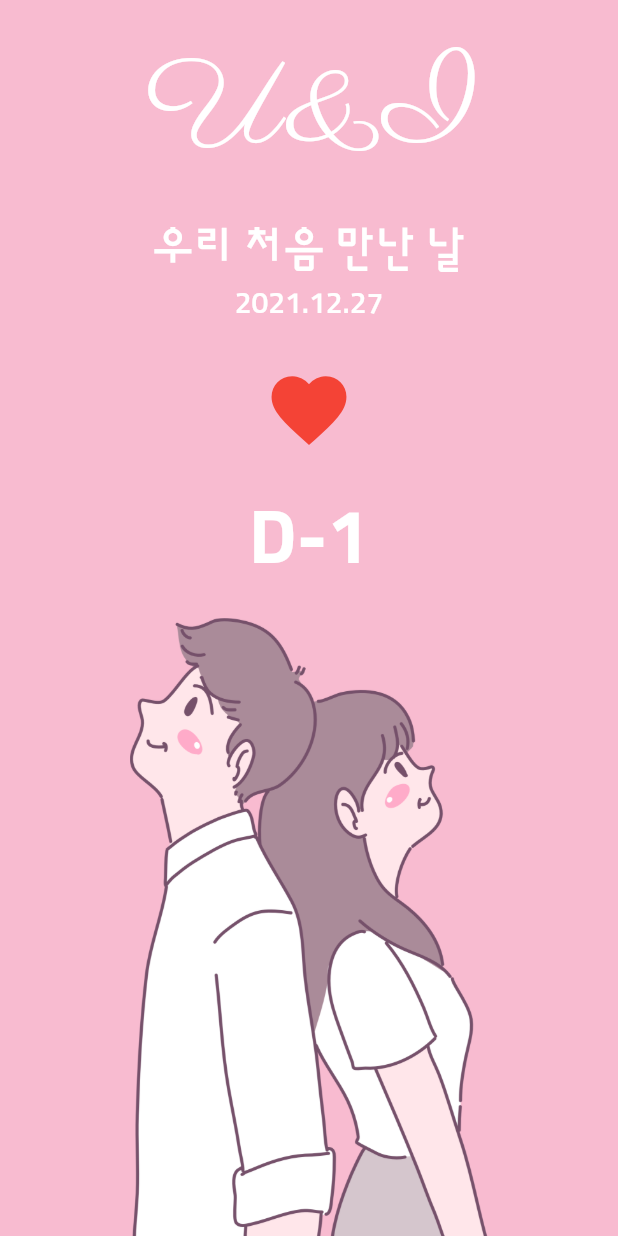
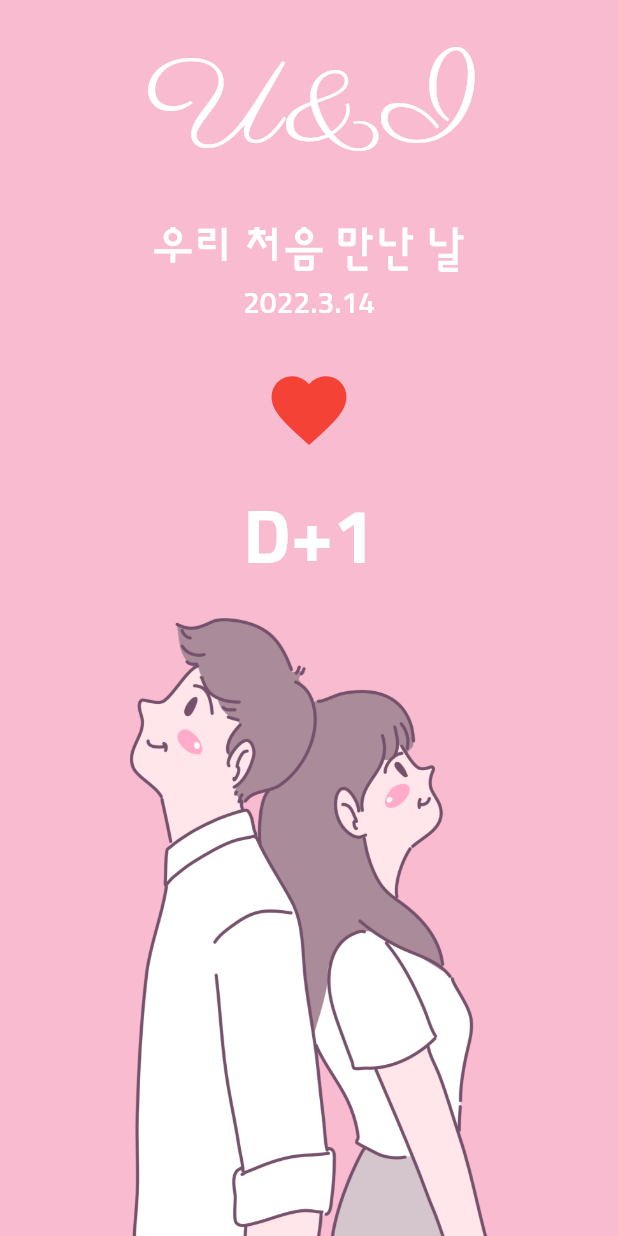
Before and after one commit to mccormick84/flutter_d-day_practice, a Flutter app: the screen it shows after launch, on a phone screen of 412 x 824 dp. Run offline on Flutter 3.47's test engine with Material 2 defaults, Android fonts, the phone set to English and light mode, and no system bars.

Commit message:
프로젝트 완성

```diff
--- a/lib/screen/home_screen.dart
+++ b/lib/screen/home_screen.dart
@@ -1,3 +1,4 @@
+import 'package:flutter/cupertino.dart';
 import 'package:flutter/material.dart';
 import 'package:flutter/services.dart';
 
@@ -9,6 +10,12 @@ class HomeScreen extends StatefulWidget {
 }
 
 class _HomeScreenState extends State<HomeScreen> {
+  DateTime selectedDate = DateTime(
+    DateTime.now().year,
+    DateTime.now().month,
+    DateTime.now().day,
+  );
+
   @override
   Widget build(BuildContext context) {
     SystemChrome.setSystemUIOverlayStyle(SystemUiOverlayStyle.dark);
@@ -17,11 +24,14 @@ class _HomeScreenState extends State<HomeScreen> {
       backgroundColor: Colors.pink[100],
       body: SafeArea(
         bottom: false,
-        child: Container(
+        child: SizedBox(
           width: MediaQuery.of(context).size.width,
           child: Column(
             children: [
-              _TopPart(),
+              _TopPart(
+                selectedDate: selectedDate,
+                onPressed: onHeartPressed,
+              ),
               _BottomPart(),
             ],
           ),
@@ -29,52 +39,89 @@ class _HomeScreenState extends State<HomeScreen> {
       ),
     );
   }
+
+  void onHeartPressed() {
+    final DateTime now = DateTime.now();
+
+    showCupertinoDialog(
+        context: context,
+        // 다이얼로그 바깥을 누르면 닫을 수 있도록 함
+        barrierDismissible: true,
+        builder: (BuildContext context) {
+          return Align(
+            alignment: Alignment.bottomCenter,
+            child: Container(
+              color: Colors.white,
+              height: 300,
+              child: CupertinoDatePicker(
+                initialDateTime: selectedDate,
+                mode: CupertinoDatePickerMode.date,
+                maximumDate: DateTime(now.year, now.month, now.day),
+                onDateTimeChanged: (DateTime date) {
+                  setState(() {
+                    selectedDate = date;
+                  });
+                },
+              ),
+            ),
+          );
+        });
+  }
 }
 
 class _TopPart extends StatelessWidget {
-  const _TopPart({Key? key}) : super(key: key);
+  final DateTime selectedDate;
+  final VoidCallback onPressed;
+
+  _TopPart({
+    required this.selectedDate,
+    required this.onPressed,
+    Key? key,
+  }) : super(key: key);
 
   @override
   Widget build(BuildContext context) {
+    // of(context): inherited widget
+    // 테마 가져오기
+    final theme = Theme.of(context);
+    final now = DateTime.now();
+    final textTheme = theme.textTheme;
+
     return Expanded(
       child: Column(
         mainAxisAlignment: MainAxisAlignment.spaceEvenly,
         children: [
-          const Text(
+          Text(
             'U&I',
-            style: TextStyle(
-                color: Colors.white, fontFamily: 'Parisienne', fontSize: 80),
+            style: textTheme.headline1,
           ),
           Column(
             children: [
               Text(
                 '우리 처음 만난 날',
-                style: TextStyle(
-                    color: Colors.white, fontFamily: 'Sunflower', fontSize: 30),
+                style: textTheme.bodyText1,
               ),
-              SizedBox(
+              const SizedBox(
                 height: 5,
               ),
               Text(
-                '2021.12.27',
-                style: TextStyle(
-                    color: Colors.white, fontFamily: 'Sunflower', fontSize: 20),
+                '${selectedDate.year}.${selectedDate.month}.${selectedDate.day}',
+                style: textTheme.bodyText2,
               ),
             ],
           ),
           IconButton(
-            onPressed: () {},
+            onPressed: onPressed,
             iconSize: 60,
-            icon: Icon(Icons.favorite, color: Colors.red),
+            icon: const Icon(Icons.favorite, color: Colors.red),
           ),
           Text(
-            'D-1',
-            style: TextStyle(
-              color: Colors.white,
-              fontFamily: 'Sunflower',
-              fontWeight: FontWeight.w700,
-              fontSize: 50,
-            ),
+            'D+${DateTime(
+                  now.year,
+                  now.month,
+                  now.day,
+                ).difference(selectedDate).inDays + 1}',
+            style: textTheme.headline2,
           ),
         ],
       ),
```
Also changed, not shown: lib/main.dart (+23 -0 lines).
